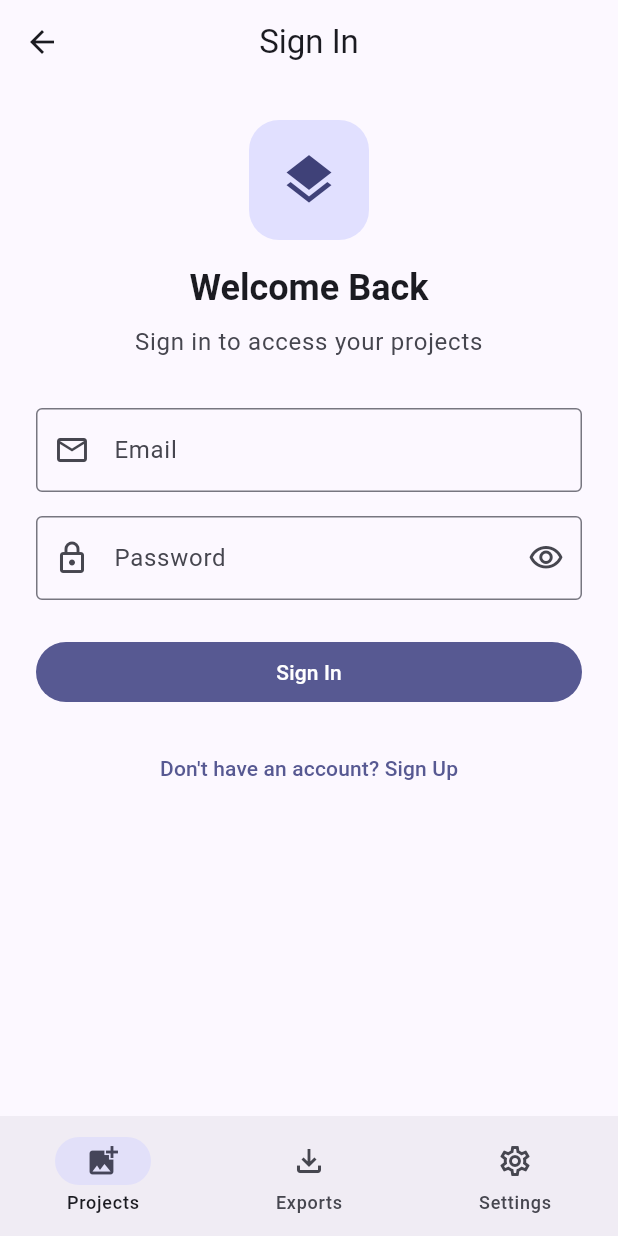
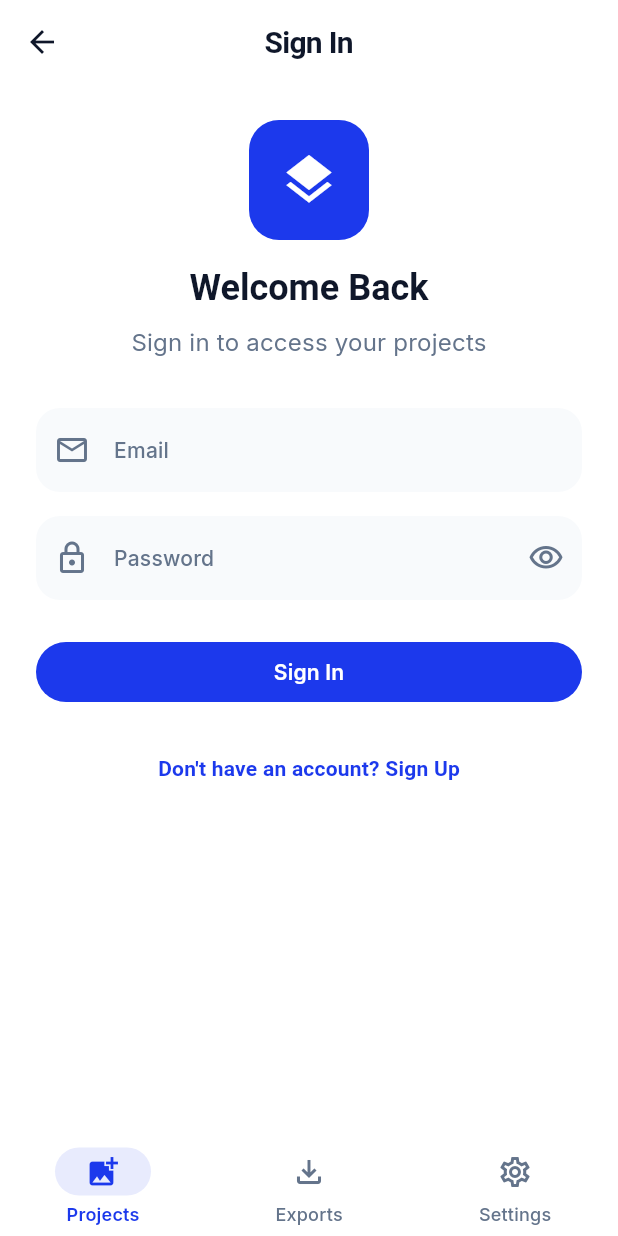
Before and after one commit to sgardoll/layers, a Flutter app: the screen it shows after launch, after a tap on "Sign In", on a phone screen of 412 x 824 dp. Run offline on Flutter 3.47's test engine with Material 3 defaults, Android fonts, the phone set to English and light mode, and no system bars; our stand-ins replace cached_network_image, dio, flutter_animate, flutter_dotenv, flutter_riverpod, go_router and 5 more; missing offline and left inert: purchases_flutter; accounts and stored records are empty; generated files the repository leaves out were written again.

Commit message:
feat(18-01): integrate design system into main app
- Update main.dart to use AppTheme.lightTheme and AppTheme.darkTheme
- Create theme.dart barrel file for clean exports
- Remove inline ThemeData definitions
- App compiles and builds successfully

````diff
--- a/lib/main.dart
+++ b/lib/main.dart
@@ -6,6 +6,7 @@ import 'providers/entitlement_provider.dart';
 import 'providers/theme_provider.dart';
 import 'router/app_router.dart';
 import 'services/revenuecat_service.dart';
+import 'theme/app_theme.dart';
 
 void main() async {
   WidgetsFlutterBinding.ensureInitialized();
@@ -37,20 +38,8 @@ class LayersApp extends ConsumerWidget {
     return MaterialApp.router(
       title: 'Layers',
       debugShowCheckedModeBanner: false,
-      theme: ThemeData(
-        colorScheme: ColorScheme.fromSeed(
-          seedColor: const Color(0xFF6366F1),
-          brightness: Brightness.light,
-        ),
-        useMaterial3: true,
-      ),
-      darkTheme: ThemeData(
-        colorScheme: ColorScheme.fromSeed(
-          seedColor: const Color(0xFF6366F1),
-          brightness: Brightness.dark,
-        ),
-        useMaterial3: true,
-      ),
+      theme: AppTheme.lightTheme,
+      darkTheme: AppTheme.darkTheme,
       themeMode: themeMode,
       routerConfig: router,
     );
--- /dev/null
+++ b/lib/theme/theme.dart
@@ -0,0 +1,11 @@
+/// Theme barrel file - exports all design system components.
+///
+/// Import this file to access the complete design system:
+/// ```dart
+/// import 'theme/theme.dart';
+/// ```
+
+export 'app_colors.dart';
+export 'app_spacing.dart';
+export 'app_typography.dart';
+export 'app_theme.dart';
````
